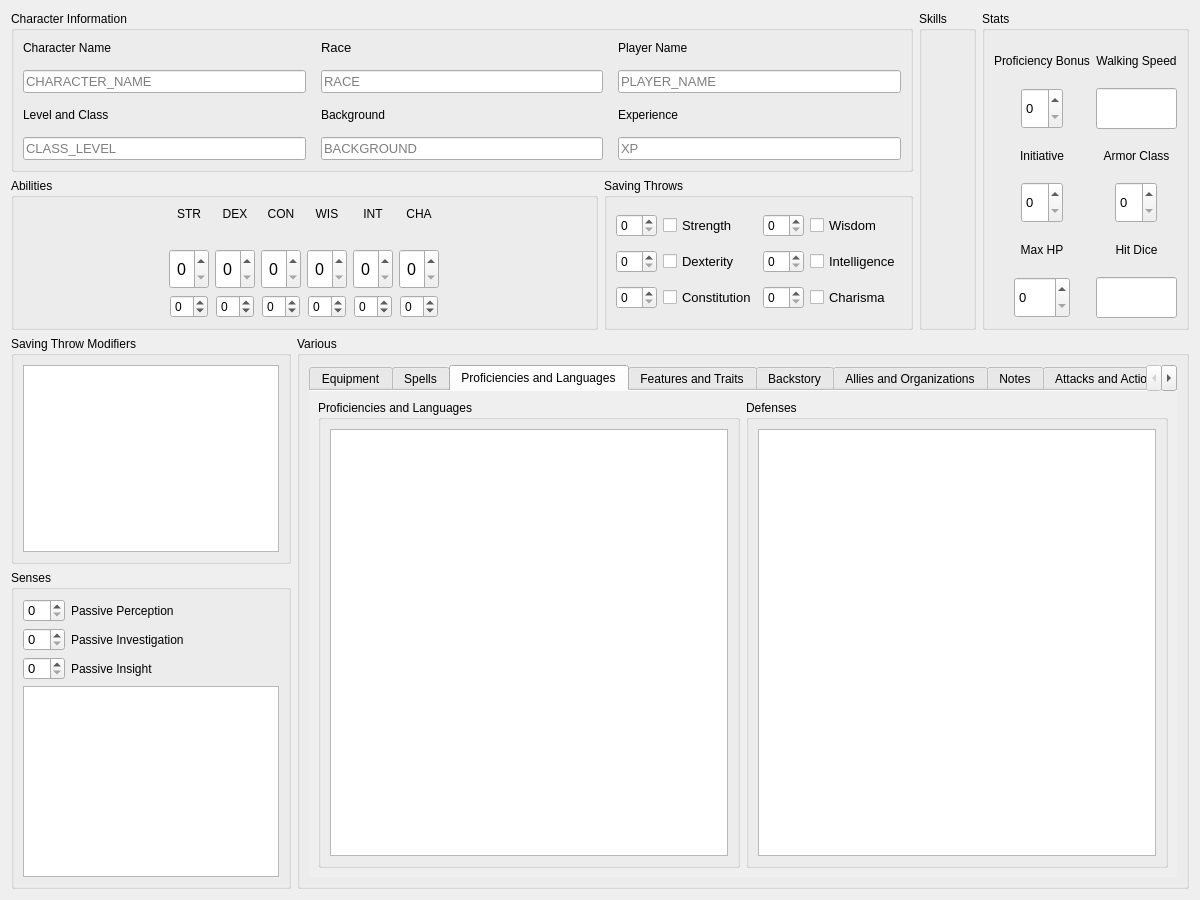
Above: qt_design/character.ui from CSCreator/CSCreator before the change. Below: the same form after it.
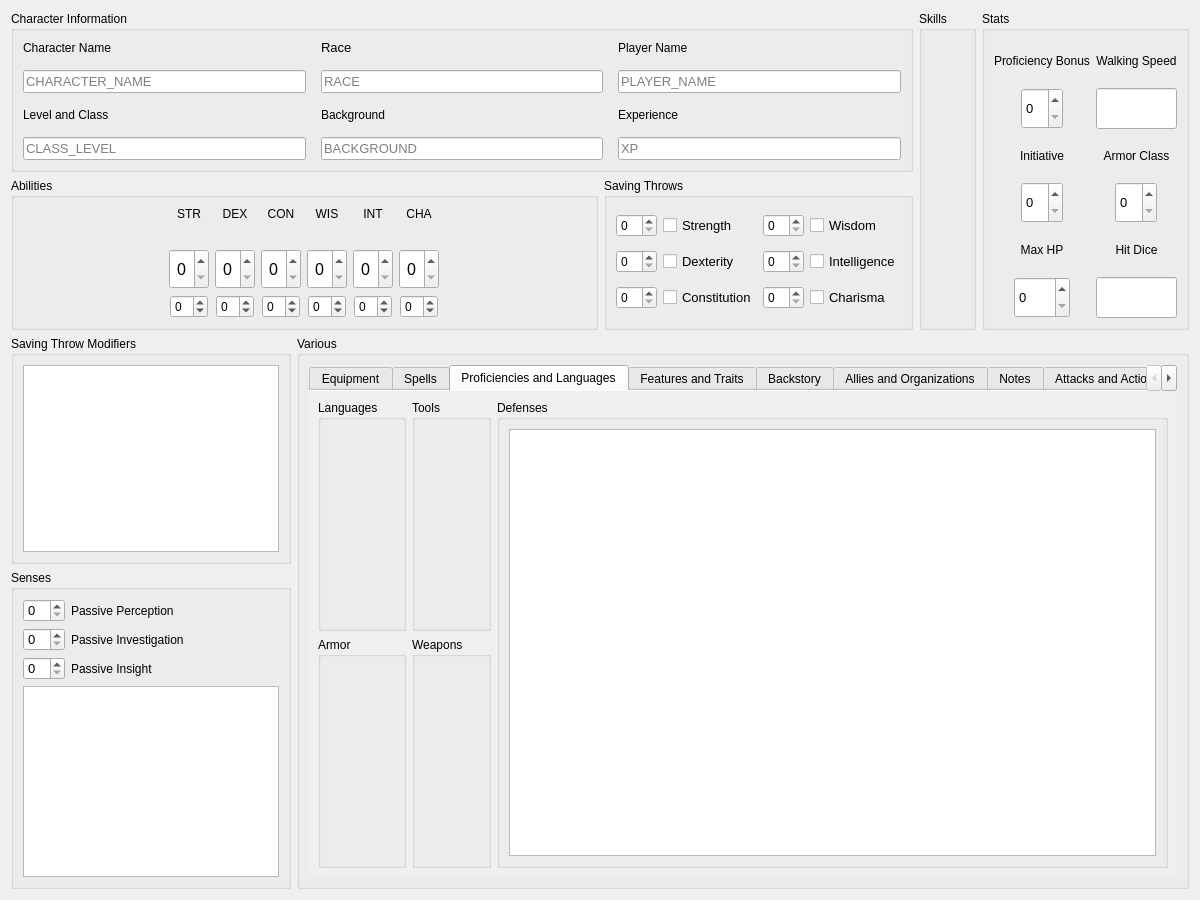
That is the form after the change. The open tabs and pages were chosen to show the change.

```diff
--- a/qt_design/character.ui
+++ b/qt_design/character.ui
@@ -534,19 +534,59 @@
                <layout class="QVBoxLayout" name="verticalLayout_3">
                 <item>
                  <layout class="QGridLayout" name="gridLayout_9">
+                  <item row="1" column="0">
+                   <layout class="QGridLayout" name="gridLayout_10">
                   <item row="0" column="0">
-                   <widget class="QGroupBox" name="groupBox_13">
+                     <widget class="QGroupBox" name="groupBox_20">
                     <property name="title">
-                     <string>Proficiencies and Languages</string>
+                       <string>Languages</string>
+                      </property>
+                      <layout class="QHBoxLayout" name="horizontalLayout_18">
+                       <item>
+                        <layout class="QHBoxLayout" name="LANGUAGES_LAYOUT"/>
+                       </item>
+                      </layout>
+                     </widget>
+                    </item>
+                    <item row="1" column="0">
+                     <widget class="QGroupBox" name="groupBox_21">
+                      <property name="title">
+                       <string>Armor</string>
+                      </property>
+                      <layout class="QVBoxLayout" name="verticalLayout_21">
+                       <item>
+                        <layout class="QHBoxLayout" name="ARMOR_LAYOUT"/>
+                       </item>
+                      </layout>
+                     </widget>
+                    </item>
+                    <item row="0" column="1">
+                     <widget class="QGroupBox" name="groupBox_22">
+                      <property name="title">
+                       <string>Tools</string>
                     </property>
                     <layout class="QVBoxLayout" name="verticalLayout_2">
                      <item>
-                      <widget class="QTextEdit" name="PROFICIENCIES_LANGUAGES"/>
+                        <layout class="QHBoxLayout" name="TOOLS_LAYOUT"/>
                      </item>
                     </layout>
                    </widget>
                   </item>
-                  <item row="0" column="1">
+                    <item row="1" column="1">
+                     <widget class="QGroupBox" name="groupBox_13">
+                      <property name="title">
+                       <string>Weapons</string>
+                      </property>
+                      <layout class="QVBoxLayout" name="verticalLayout_42">
+                       <item>
+                        <layout class="QHBoxLayout" name="WEAPONS_LAYOUT"/>
+                       </item>
+                      </layout>
+                     </widget>
+                    </item>
+                   </layout>
+                  </item>
+                  <item row="1" column="3">
                    <widget class="QGroupBox" name="groupBox_14">
                     <property name="title">
                      <string>Defenses</string>
```
Left out of the diff: 2 changed lines with no effect on the pictures. Lines whose indentation alone changed are shown as unchanged.
